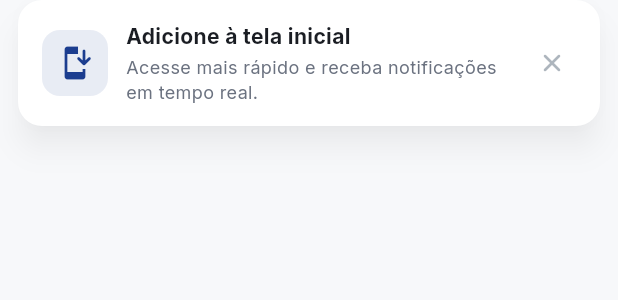
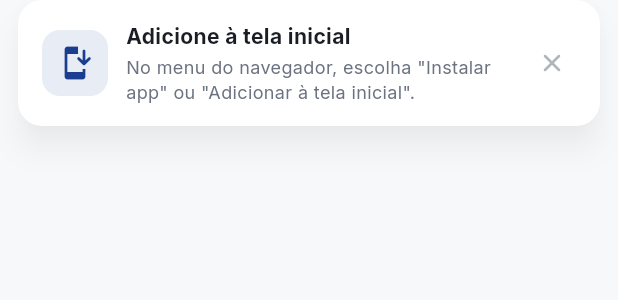
Before and after one commit to SamHe0905/foco-pedagogico, a Flutter app: the _BannerCard widget shown alone on an empty page, opened directly with empty values, on a phone screen of 412 x 824 dp. Shown: the top 300 px of the screen. Run offline on Flutter 3.47's test engine with Material 3 defaults, Android fonts, the phone set to English and light mode, and no system bars; our stand-ins replace file_picker, firebase_core, firebase_messaging, flutter_riverpod, go_router, google_fonts and 1 more; missing offline and left inert: dart:js; accounts and stored records are empty.

Commit message:
fix: banner PWA aparece sempre que não estiver em modo standalone
Co-Authored-By: Claude Sonnet 4.6 <noreply@anthropic.com>

```diff
--- a/lib/shared/widgets/pwa_install_banner.dart
+++ b/lib/shared/widgets/pwa_install_banner.dart
@@ -60,11 +60,9 @@ class _PwaInstallBannerState extends State<PwaInstallBanner>
     _isIOS     = pwa.isIOS();
     _hasPrompt = pwa.hasInstallPrompt();
 
-    // Exibe somente se puder instalar ou for iOS (com instrução manual)
-    if (_hasPrompt || _isIOS) {
-      setState(() => _showBanner = true);
-      _anim.forward();
-    }
+    // Mostra sempre que não estiver instalado
+    setState(() => _showBanner = true);
+    _anim.forward();
   }
 
   void _instalar() {
@@ -175,7 +173,9 @@ class _BannerCard extends StatelessWidget {
                       Text(
                         isIOS
                             ? 'Toque em Compartilhar ↑ → "Adicionar à Tela de Início".'
-                            : 'Acesse mais rápido e receba notificações em tempo real.',
+                            : hasPrompt
+                                ? 'Acesse mais rápido e receba notificações em tempo real.'
+                                : 'No menu do navegador, escolha "Instalar app" ou "Adicionar à tela inicial".',
                         style: const TextStyle(
                             fontSize: 12, color: AppColors.textSecondary),
                         maxLines: 2,
```
